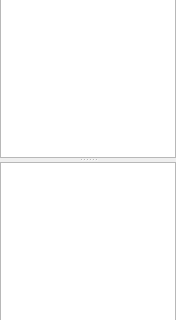
Before: the Qt Designer form src/widgets/filesystembrowser.ui in diegoiast/qtedit4, drawn with Qt 5; both pictures show x 0 to 176 and y 115 to 435 of the 176 by 529 pixel window.
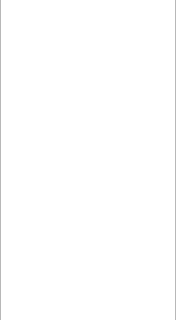
After: the same form once the commit is applied. Icons and pictures are not drawn.

What changed in the file:
```diff
--- a/src/widgets/filesystembrowser.ui
+++ b/src/widgets/filesystembrowser.ui
@@ -102,8 +102,7 @@
      <property name="orientation" >
       <enum>Qt::Vertical</enum>
      </property>
-     <widget class="QTreeView" name="treeView" />
-     <widget class="QListView" name="listView" />
+     <widget class="QListView" name="listView"/>
     </widget>
    </item>
    <item>
@@ -164,7 +163,7 @@
    </item>
   </layout>
  </widget>
- <layoutdefault spacing="0" margin="0" />
+ <layoutdefault spacing="0" margin="0"/>
  <resources/>
  <connections/>
 </ui>
```
Left out of the diff: 107 changed lines with no effect on the pictures.
